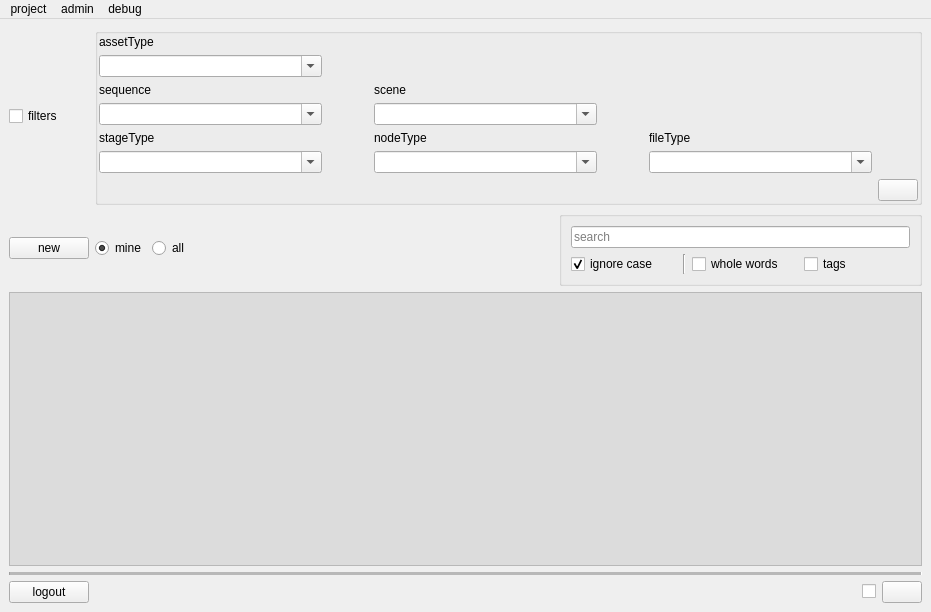
Old version of the form rbhusUI/lib/rbhusPipeMainMod.ui in the repository aumanimationstudios/rbhus.
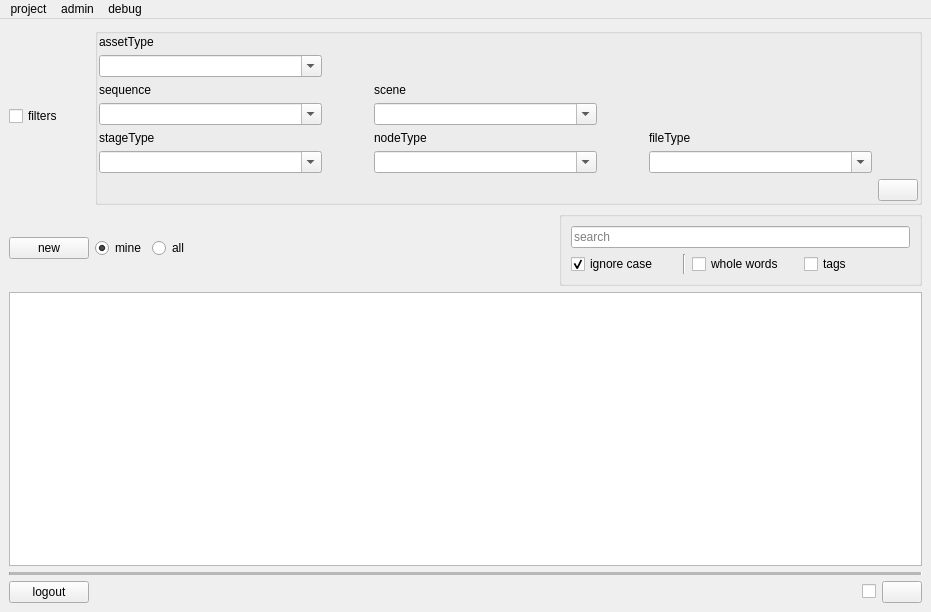
New version of the form.

Diff of the .ui file:
```diff
--- a/rbhusUI/lib/rbhusPipeMainMod.ui
+++ b/rbhusUI/lib/rbhusPipeMainMod.ui
@@ -70,43 +70,6 @@
         <verstretch>0</verstretch>
        </sizepolicy>
       </property>
-      <property name="palette">
-       <palette>
-        <active>
-         <colorrole role="Base">
-          <brush brushstyle="SolidPattern">
-           <color alpha="255">
-            <red>220</red>
-            <green>220</green>
-            <blue>220</blue>
-           </color>
-          </brush>
-         </colorrole>
-        </active>
-        <inactive>
-         <colorrole role="Base">
-          <brush brushstyle="SolidPattern">
-           <color alpha="255">
-            <red>220</red>
-            <green>220</green>
-            <blue>220</blue>
-           </color>
-          </brush>
-         </colorrole>
-        </inactive>
-        <disabled>
-         <colorrole role="Base">
-          <brush brushstyle="SolidPattern">
-           <color alpha="255">
-            <red>244</red>
-            <green>244</green>
-            <blue>244</blue>
-           </color>
-          </brush>
-         </colorrole>
-        </disabled>
-       </palette>
-      </property>
       <property name="autoFillBackground">
        <bool>false</bool>
       </property>
```
